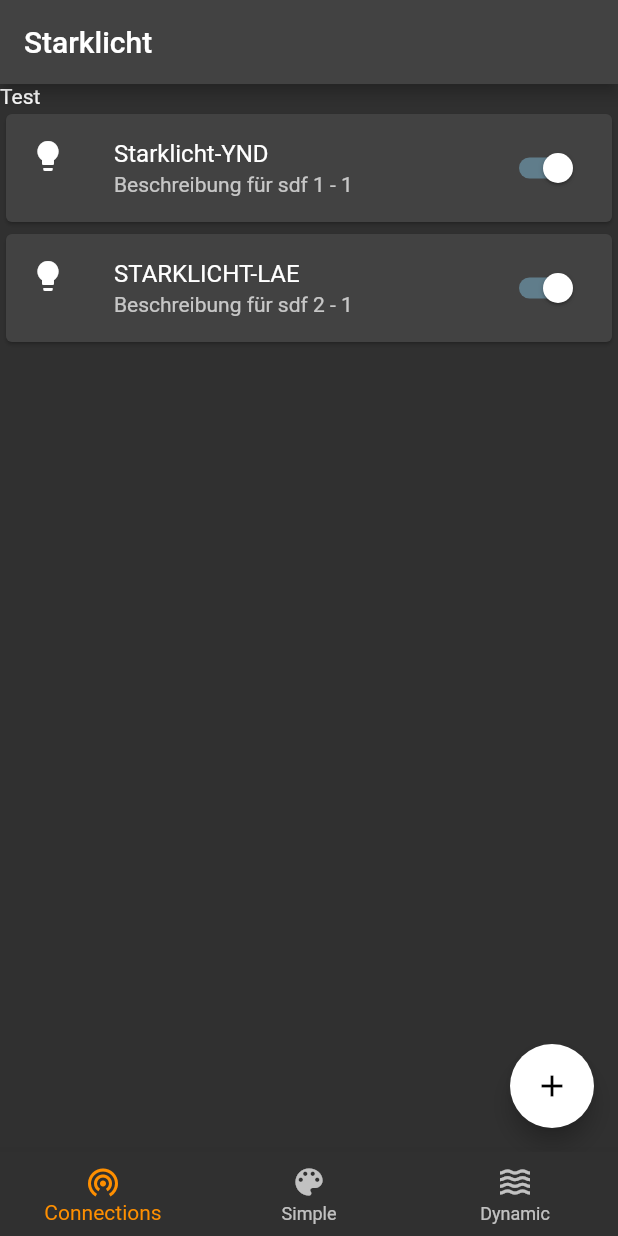
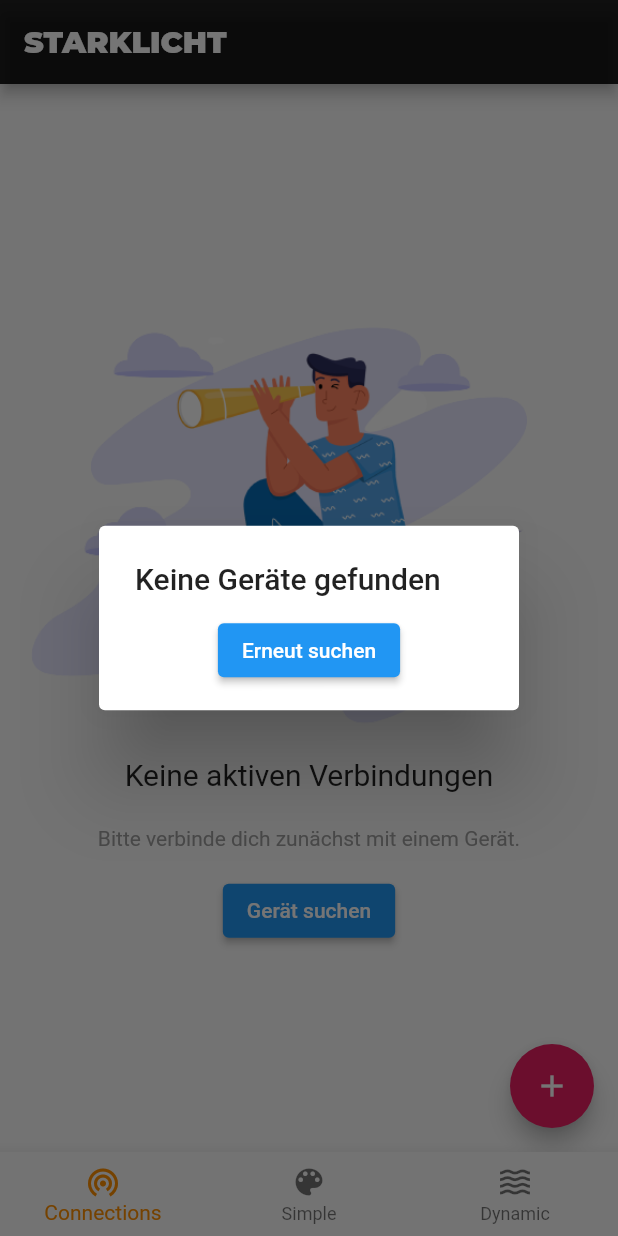
Before and after one commit to starklicht/starklicht-stm32, a Flutter app: the screen it shows after launch, after a tap on the "add" icon, on a phone screen of 412 x 824 dp. Run offline on Flutter 3.47's test engine with Material 2 defaults, Android fonts, the phone set to English and light mode, and no system bars; our stand-ins replace flutter_blue, flutter_colorpicker, rxdart.

Commit message:
Improve Connections Improve design

```diff
--- a/lib/controller/starklicht_bluetooth_controller.dart
+++ b/lib/controller/starklicht_bluetooth_controller.dart
@@ -1,4 +1,5 @@
 import 'dart:async';
+import 'package:rxdart/rxdart.dart';
 
 import 'package:flutter/cupertino.dart';
 import 'package:flutter_blue/flutter_blue.dart';
@@ -16,11 +17,19 @@ abstract class BluetoothController<T> {
   int broadcast(BluetoothMessage m);
   bool send(BluetoothMessage m, T device);
   Stream<bool> scanning();
+  Stream<Future<T>> getConnectionStream();
+  Future<List<BluetoothDevice>> connectedDevicesStream();
 }
 
 class BluetoothControllerWidget implements BluetoothController<BluetoothDevice> {
+  static final BluetoothControllerWidget _instance = BluetoothControllerWidget._internal();
+  factory BluetoothControllerWidget() => _instance;
+
+  BluetoothControllerWidget._internal();
+
   FlutterBlue flutterBlue = FlutterBlue.instance;
-  StreamController<BluetoothDevice> lamps = StreamController<BluetoothDevice>();
+  StreamController<BluetoothDevice> lamps = BehaviorSubject();
+  StreamController<Future<BluetoothDevice>> connectionStream = BehaviorSubject();
 
   @override
   Stream<BluetoothDevice> scan(int duration) {
@@ -34,7 +43,7 @@ class BluetoothControllerWidget implements BluetoothController<BluetoothDevice>
 
   @override
   void connect(BluetoothDevice device) {
-    device.connect();
+    connectionStream.add(device.connect().then((value) => device));
   }
 
   @override
@@ -57,4 +66,14 @@ class BluetoothControllerWidget implements BluetoothController<BluetoothDevice>
   Stream<bool> scanning() {
     return flutterBlue.isScanning;
   }
+
+  @override
+  Stream<Future<BluetoothDevice>> getConnectionStream() {
+    return connectionStream.stream;
+  }
+
+  @override
+  Future<List<BluetoothDevice>> connectedDevicesStream() {
+    return flutterBlue.connectedDevices;
+  }
 }
--- a/lib/view/connections.dart
+++ b/lib/view/connections.dart
@@ -1,6 +1,4 @@
-import 'dart:convert';
-import 'dart:math';
-
+import 'dart:async';
 import 'package:flutter/cupertino.dart';
 import 'package:flutter/material.dart';
 import 'package:flutter_blue/flutter_blue.dart';
@@ -9,44 +7,76 @@ import 'package:starklicht_flutter/controller/starklicht_bluetooth_controller.da
 class _ConnectionsWidgetState extends State<ConnectionsWidget> {
   BluetoothController controller = BluetoothControllerWidget();
   List<BluetoothDevice> foundDevices = <BluetoothDevice>[];
-  bool scanning = false;
-  List<String> connectedDevices = ["Starklicht-YND", "STARKLICHT-LAE"];
+  Set<BluetoothDevice> connectedDevices = {};
   List<bool> active = [true, true];
-  void scan() {
-    try {
-      var s = controller.scan(4);
-      s.listen((event) {
-        setState(() {
-          foundDevices.add(event);
-        });
+  bool _isLoading = false;
+
+  StreamSubscription<Future>? stream;
+
+
+  @override
+  void initState() {
+    setState(() {
+      _isLoading = true;
+    });
+    controller.connectedDevicesStream().then((value) {
+      setState(() {
+        _isLoading = false;
       });
-    } catch (e) {
-      print("Scanning still");
-    }
+      connectedDevices = value.toSet();
+      stream?.cancel();
+      stream = controller.getConnectionStream().asBroadcastStream().listen((i) => {
+        i.then((value) {
+          setState(() {
+            connectedDevices.add(value as BluetoothDevice);
+          });
+        })
+      });
+    });
   }
 
-  void stopScan() {
-    controller.stopScan();
-  }
-
-  void connect() {}
 
   @override
   Widget build(BuildContext context) {
-
-    controller.scanning().listen((s) {
-      setState(() {
-        scanning = s;
-      });
-    });
     return Scaffold(
       body: Center(child:
         ListView.builder(
             // + 1 To display a nice title
-            itemCount: connectedDevices.length + 1,
+            itemCount: connectedDevices.isEmpty || _isLoading?1:connectedDevices.length,
             itemBuilder: (BuildContext context, int index) {
-              if (index == 0) {
-                return Text("Test");
+              print(index);
+              if (_isLoading) {
+                return Center(child: CircularProgressIndicator());
+              }
+              else if (connectedDevices.isEmpty) {
+                return Padding(
+                    padding: EdgeInsets.only(top: 140),
+                    child: Column(
+                        children: [
+                          Image.asset('assets/searching-for-devices.png'),
+                          const Text(
+                              "Keine aktiven Verbindungen\n",
+                              style: TextStyle(
+                                fontSize: 20
+                              ),
+                          ),
+                          const Text(
+                            "Bitte verbinde dich zunächst mit einem Gerät.\n",
+                            style: TextStyle(
+                                color: Colors.grey
+                            ),
+                          ),
+                          ElevatedButton(
+                            child: Text("Gerät suchen"),
+                            onPressed: () {
+                              showDialog(context: context, builder: (_) {
+                                return const SearchWidget();
+                              });
+                            },
+                          )
+                        ]
+                    )
+                );
               } else {
                 return Card(
                     margin: EdgeInsets.all(4.0),
@@ -54,14 +84,14 @@ class _ConnectionsWidgetState extends State<ConnectionsWidget> {
                         children: [
                           ListTile(
                               leading: Icon(Icons.lightbulb),
-                              title: Text(connectedDevices[index - 1]),
+                              title: Text(connectedDevices.toList()[index].name),
                               subtitle: Text('Beschreibung für sdf $index - 1'),
                               trailing: Switch(
-                                value: active[index - 1],
+                                value: active[index],
                                 onChanged: (value) {
                                   setState(() {
-                                    active[index - 1] = value;
-                                    print(active[index - 1]);
+                                    active[index] = value;
+                                    print(active[index]);
                                   });
                                 },
                                 activeTrackColor: Colors.blueGrey,
@@ -76,13 +106,21 @@ class _ConnectionsWidgetState extends State<ConnectionsWidget> {
         )
       ),
       floatingActionButton: FloatingActionButton(
-        onPressed: () {
-          // Add your onPressed code here!
+        onPressed:  () => {
+          showDialog(context: context, builder: (_) {
+            return const SearchWidget();
+          })
         },
         child: const Icon(Icons.add),
-        backgroundColor: Colors.white,
+        // backgroundColor: Colors.white,
       ),
     );
+  }
+
+  @override
+  void dispose() {
+    stream?.cancel();
+    super.dispose();
   }
 }
 
@@ -92,3 +130,87 @@ class ConnectionsWidget extends StatefulWidget {
   @override
   State<StatefulWidget> createState() => _ConnectionsWidgetState();
 }
+
+class _SearchWidgetState extends State<SearchWidget> {
+  BluetoothController controller = BluetoothControllerWidget();
+  List<BluetoothDevice> foundDevices = <BluetoothDevice>[];
+  bool _scanning = false;
+  StreamSubscription? subscription;
+  StreamSubscription? deviceSubscription;
+
+  void scan() {
+    foundDevices.clear();
+    subscription?.cancel();
+    deviceSubscription?.cancel();
+    deviceSubscription = controller.scan(4).asBroadcastStream().listen((a) {
+      setState(() {
+        foundDevices.add(a);
+      });
+    });
+    subscription = controller.scanning().asBroadcastStream().listen((event) {
+      setState(() {
+        _scanning = event;
+      });
+    });
+  }
+
+
+  @override
+  void initState() {
+    scan();
+  }
+
+  @override
+  void dispose() {
+    subscription?.cancel();
+    deviceSubscription?.cancel();
+    super.dispose();
+  }
+
+  String getTitle() {
+    return _scanning?"Suche":foundDevices.isEmpty?"Keine Geräte gefunden":"Mit Gerät verbinden";
+  }
+
+  @override
+  Widget build(BuildContext context) {
+    return SimpleDialog(
+        title: Text(getTitle()),
+        children: <Widget>[
+          ...foundDevices.map((e) => SimpleDialogOption(
+            padding: const EdgeInsets.all(20),
+            onPressed: () {
+              controller.connect(e);
+              Navigator.pop(context);
+            },
+            child: Text(e.name),
+          )),
+          if (_scanning) ...[
+            SimpleDialogOption(
+                child: Center(
+                    child: Column(
+                      children: const [CircularProgressIndicator()],
+                    )
+                )
+            )
+          ]
+          else ...[
+            Center(
+                child: Column(
+                  children: [ElevatedButton(onPressed: scan, child: Text("Erneut suchen"))
+                  ],
+                )
+            )
+          ]
+        ]
+    );
+  }
+
+}
+
+
+class SearchWidget extends StatefulWidget {
+  const SearchWidget({Key? key}) : super(key: key);
+
+  @override
+  State<StatefulWidget> createState() => _SearchWidgetState();
+}
--- a/lib/view/main.dart
+++ b/lib/view/main.dart
@@ -27,8 +27,15 @@ class MyApp extends StatelessWidget {
       title: _title,
       home: const MyStatefulWidget(),
       theme: ThemeData(
-        brightness: Brightness.dark
-      )
+        brightness: Brightness.light,
+        primaryColor: Colors.pink,
+        accentColor: Colors.pink,
+      ),
+      darkTheme: ThemeData(
+        brightness: Brightness.dark,
+        primaryColor: Colors.pink,
+        accentColor: Colors.pink,
+      ),
     );
   }
 }
@@ -63,7 +70,10 @@ class _MyStatefulWidgetState extends State<MyStatefulWidget> {
   Widget build(BuildContext context) {
     return Scaffold(
       appBar: AppBar(
-        title: const Text('Starklicht'),
+        title: const Text('STARKLICHT', style: TextStyle(
+          fontFamily: 'MontserratBlack',
+        )),
+        backgroundColor: Colors.black87,
       ),
       body: Center(
         child: _widgetOptions.elementAt(_selectedIndex),
```
Also changed, not shown: pubspec.yaml (+9 -6 lines), assets/Montserrat-Black.ttf (added), assets/searching-for-devices.png (added), pubspec.lock.
